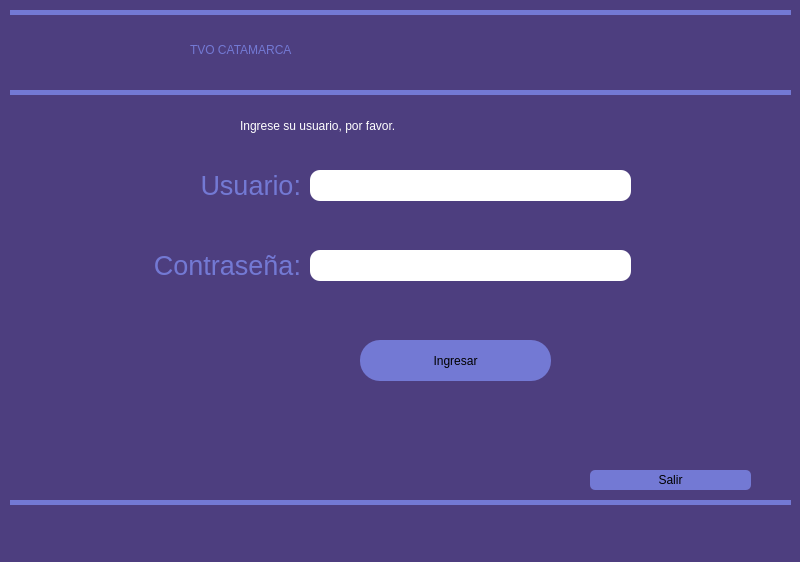
Above: interfaz/ventana_login.ui from Supranet-ar/tvip before the change. Below: the same form after it.
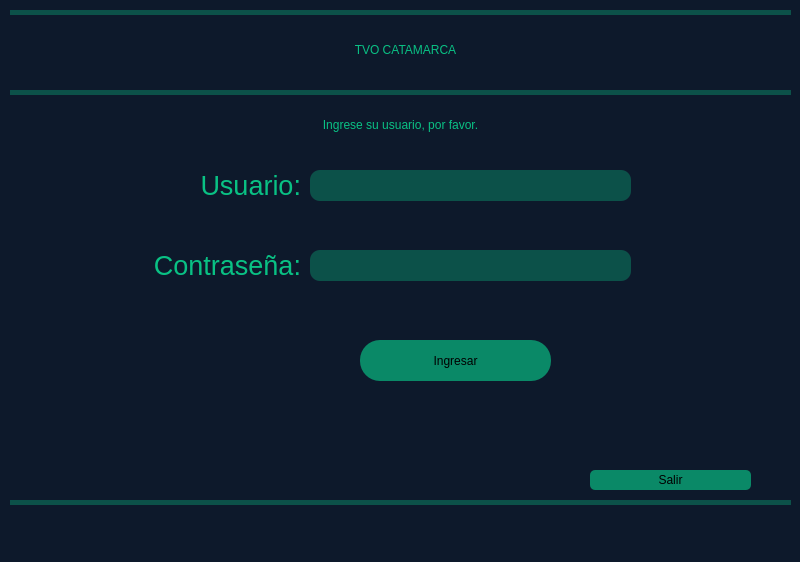
That is the form after the change. Icons and pictures are not drawn.

Commit message: cambio de estilo en la interfaz

```diff
--- a/interfaz/ventana_login.ui
+++ b/interfaz/ventana_login.ui
@@ -14,8 +14,7 @@
    <string>MainWindow</string>
   </property>
   <property name="styleSheet">
-   <string notr="true">
-background-color: rgb(77, 62, 127)</string>
+   <string notr="true">background-color: rgb(13, 25, 43);</string>
   </property>
   <widget class="QWidget" name="centralwidget">
    <widget class="QLabel" name="label">
@@ -28,12 +27,11 @@
      </rect>
     </property>
     <property name="styleSheet">
-     <string notr="true">font: 36pt &quot;MS Shell Dlg 2&quot;;
-color:white;
+     <string notr="true">font: 75 30pt &quot;Bahnschrift Condensed&quot;;
 </string>
     </property>
     <property name="text">
-     <string>&lt;html&gt;&lt;head/&gt;&lt;body&gt;&lt;p&gt;&lt;span style=&quot; color:#7379d4;&quot;&gt;TVO CATAMARCA&lt;/span&gt;&lt;/p&gt;&lt;/body&gt;&lt;/html&gt;</string>
+     <string>&lt;html&gt;&lt;head/&gt;&lt;body&gt;&lt;p align=&quot;center&quot;&gt;&lt;span style=&quot; color:#09c184;&quot;&gt;TVO CATAMARCA&lt;/span&gt;&lt;/p&gt;&lt;/body&gt;&lt;/html&gt;</string>
     </property>
    </widget>
    <widget class="QLabel" name="label_2">
@@ -46,13 +44,11 @@
      </rect>
     </property>
     <property name="styleSheet">
-     <string notr="true">font: 36pt &quot;MS Shell Dlg 2&quot;;
-font: 16pt &quot;MS Shell Dlg 2&quot;;
-color:white;
+     <string notr="true">font: 75 16pt &quot;Bahnschrift Condensed&quot;;
 </string>
     </property>
     <property name="text">
-     <string>Ingrese su usuario, por favor.</string>
+     <string>&lt;html&gt;&lt;head/&gt;&lt;body&gt;&lt;p align=&quot;center&quot;&gt;&lt;span style=&quot; color:#09c184;&quot;&gt;Ingrese su usuario, por favor.&lt;/span&gt;&lt;/p&gt;&lt;/body&gt;&lt;/html&gt;</string>
     </property>
    </widget>
    <widget class="QLabel" name="label_3">
@@ -65,13 +61,11 @@
      </rect>
     </property>
     <property name="styleSheet">
-     <string notr="true">font: 36pt &quot;MS Shell Dlg 2&quot;;
-font: 16pt &quot;MS Shell Dlg 2&quot;;
-color:white;
+     <string notr="true">font: 75 30pt &quot;Bahnschrift Condensed&quot;;
 </string>
     </property>
     <property name="text">
-     <string>&lt;html&gt;&lt;head/&gt;&lt;body&gt;&lt;p align=&quot;right&quot;&gt;&lt;span style=&quot; font-size:20pt; color:#7379d4;&quot;&gt;Usuario:&lt;/span&gt;&lt;/p&gt;&lt;/body&gt;&lt;/html&gt;</string>
+     <string>&lt;html&gt;&lt;head/&gt;&lt;body&gt;&lt;p align=&quot;right&quot;&gt;&lt;span style=&quot; font-size:20pt; color:#09c184;&quot;&gt;Usuario:&lt;/span&gt;&lt;/p&gt;&lt;/body&gt;&lt;/html&gt;</string>
     </property>
    </widget>
    <widget class="QLabel" name="label_4">
@@ -84,13 +78,12 @@
      </rect>
     </property>
     <property name="styleSheet">
-     <string notr="true">font: 36pt &quot;MS Shell Dlg 2&quot;;
-font: 16pt &quot;MS Shell Dlg 2&quot;;
-color:white;
+     <string notr="true">font: 75 30pt &quot;Bahnschrift Condensed&quot;;
+
 </string>
     </property>
     <property name="text">
-     <string>&lt;html&gt;&lt;head/&gt;&lt;body&gt;&lt;p align=&quot;right&quot;&gt;&lt;span style=&quot; font-size:20pt; color:#7379d4;&quot;&gt;Contraseña:&lt;/span&gt;&lt;/p&gt;&lt;/body&gt;&lt;/html&gt;</string>
+     <string>&lt;html&gt;&lt;head/&gt;&lt;body&gt;&lt;p align=&quot;right&quot;&gt;&lt;span style=&quot; font-size:20pt; color:#09c184;&quot;&gt;Contraseña:&lt;/span&gt;&lt;/p&gt;&lt;/body&gt;&lt;/html&gt;</string>
     </property>
    </widget>
    <widget class="QLineEdit" name="usuarioLineEdit">
@@ -103,7 +96,7 @@
      </rect>
     </property>
     <property name="styleSheet">
-     <string notr="true">background-color: rgb(255, 255, 255);
+     <string notr="true">background-color: rgb(12, 81, 73);
 border-radius:10px;</string>
     </property>
    </widget>
@@ -117,7 +110,7 @@
      </rect>
     </property>
     <property name="styleSheet">
-     <string notr="true">background-color: rgb(255, 255, 255);
+     <string notr="true">background-color: rgb(12, 81, 73);
 border-radius:10px;</string>
     </property>
    </widget>
@@ -132,8 +125,8 @@
     </property>
     <property name="styleSheet">
      <string notr="true">border-radius:20px;
-font: 10pt &quot;MS Shell Dlg 2&quot;;
-background-color: rgb(115, 121, 212);</string>
+font: 75 10pt &quot;Bahnschrift Condensed&quot;;
+background-color: rgb(10, 137, 103);</string>
     </property>
     <property name="text">
      <string>Ingresar</string>
@@ -150,8 +143,9 @@
     </property>
     <property name="styleSheet">
      <string notr="true">border-radius:5px;
-font: 10pt &quot;MS Shell Dlg 2&quot;;
-background-color: rgb(115, 121, 212);</string>
+font: 75 10pt &quot;Bahnschrift Condensed&quot;;
+background-color: rgb(10, 137, 103);
+</string>
     </property>
     <property name="text">
      <string>Salir</string>
@@ -167,7 +161,7 @@
      </rect>
     </property>
     <property name="styleSheet">
-     <string notr="true">background-color: rgb(115, 121, 212);</string>
+     <string notr="true">background-color: rgb(12, 81, 73);</string>
     </property>
     <layout class="QVBoxLayout" name="verticalLayout"/>
    </widget>
@@ -181,7 +175,7 @@
      </rect>
     </property>
     <property name="styleSheet">
-     <string notr="true">background-color: rgb(115, 121, 212);</string>
+     <string notr="true">background-color: rgb(12, 81, 73);</string>
     </property>
     <layout class="QVBoxLayout" name="verticalLayout_2"/>
    </widget>
@@ -195,7 +189,7 @@
      </rect>
     </property>
     <property name="styleSheet">
-     <string notr="true">background-color: rgb(115, 121, 212);</string>
+     <string notr="true">background-color: rgb(12, 81, 73);</string>
     </property>
     <layout class="QVBoxLayout" name="verticalLayout_3"/>
    </widget>
```
Left out of the diff: 8 changed lines with no effect on the pictures. The commit also changes 3 other files.
